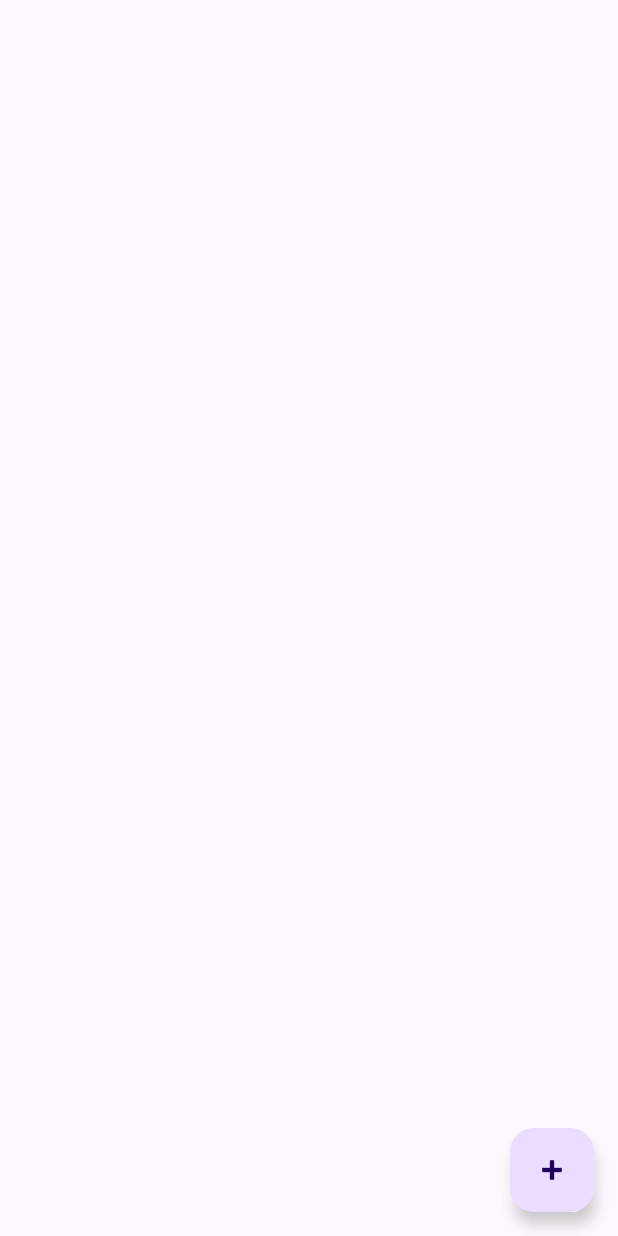
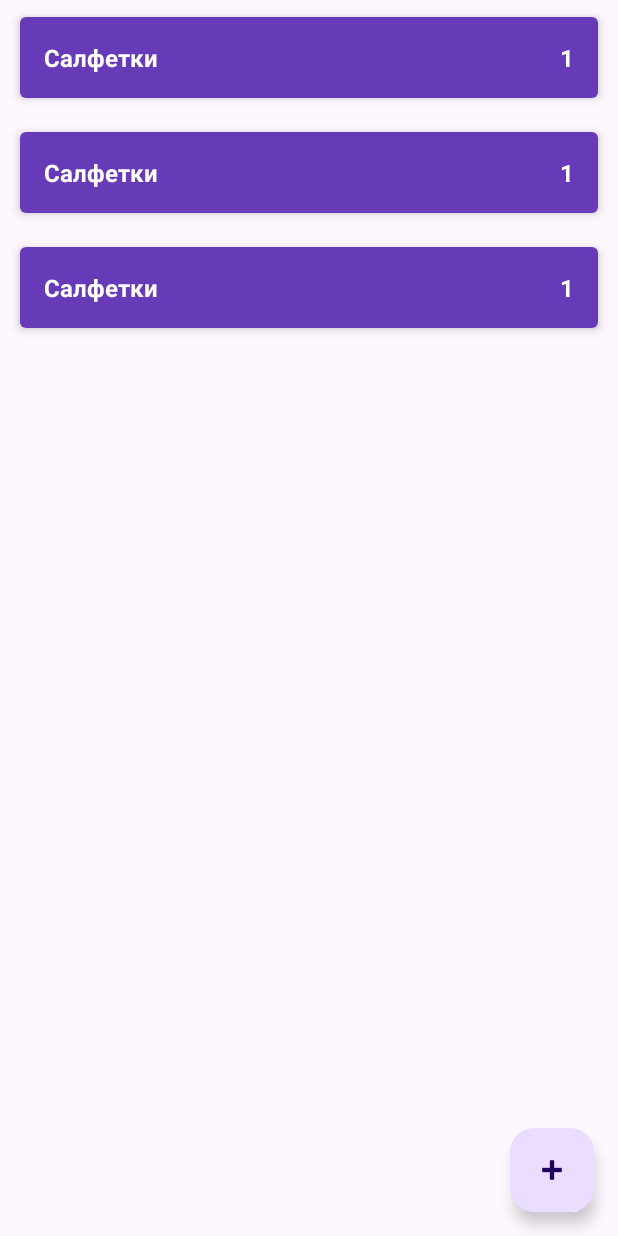
Before and after one commit to Waydj/ShoppingList, an Android app: the layout activity_main.xml on its own in the app's theme, with its tools: preview values and no code run, on a phone screen of 412 x 824 dp. Run offline under Robolectric (Android 15) with nearby library versions, the phone set to English and light mode, and no system bars.

Commit message:
Замена LinearLayout на RecyclerView. Создание ViewHolder. Изменение recycledViewPool

```diff
--- a/app/src/main/java/com/waydj/shoppinglist/data/ShopListRepositoryImpl.kt
+++ b/app/src/main/java/com/waydj/shoppinglist/data/ShopListRepositoryImpl.kt
@@ -4,6 +4,7 @@ import androidx.lifecycle.LiveData
 import androidx.lifecycle.MutableLiveData
 import com.waydj.shoppinglist.domain.ShopItem
 import com.waydj.shoppinglist.domain.ShopListRepository
+import kotlin.random.Random
 
 object ShopListRepositoryImpl : ShopListRepository {
 
@@ -18,7 +19,7 @@ object ShopListRepositoryImpl : ShopListRepository {
 
     init {
         for (i in 0 until 100) {
-            val item = ShopItem("name $i", i, true)
+            val item = ShopItem("name $i", i, Random.nextBoolean())
             addShopItem(item)
         }
     }
--- a/app/src/main/res/layout/activity_main.xml
+++ b/app/src/main/res/layout/activity_main.xml
@@ -7,23 +7,10 @@
     android:layout_height="match_parent"
     tools:context=".presentation.MainActivity">
 
-    <ScrollView
-        android:layout_width="match_parent"
-        android:layout_height="match_parent">
-        <LinearLayout
-            android:id="@+id/ll_shop_list"
-            android:layout_width="match_parent"
-            android:layout_height="wrap_content"
-            android:orientation="vertical"/>
-    </ScrollView>
-
-
-
     <androidx.recyclerview.widget.RecyclerView
         android:id="@+id/rv_shop_list"
         android:layout_width="0dp"
         android:layout_height="0dp"
-        android:visibility="gone"
         app:layoutManager="androidx.recyclerview.widget.LinearLayoutManager"
         app:layout_constraintBottom_toBottomOf="parent"
         app:layout_constraintEnd_toEndOf="parent"
```
Also changed, not shown: app/src/main/java/com/waydj/shoppinglist/presentation/MainActivity.kt (+16 -25 lines), app/src/main/java/com/waydj/shoppinglist/presentation/ShopListAdapter.kt (added, +72 -0 lines).
